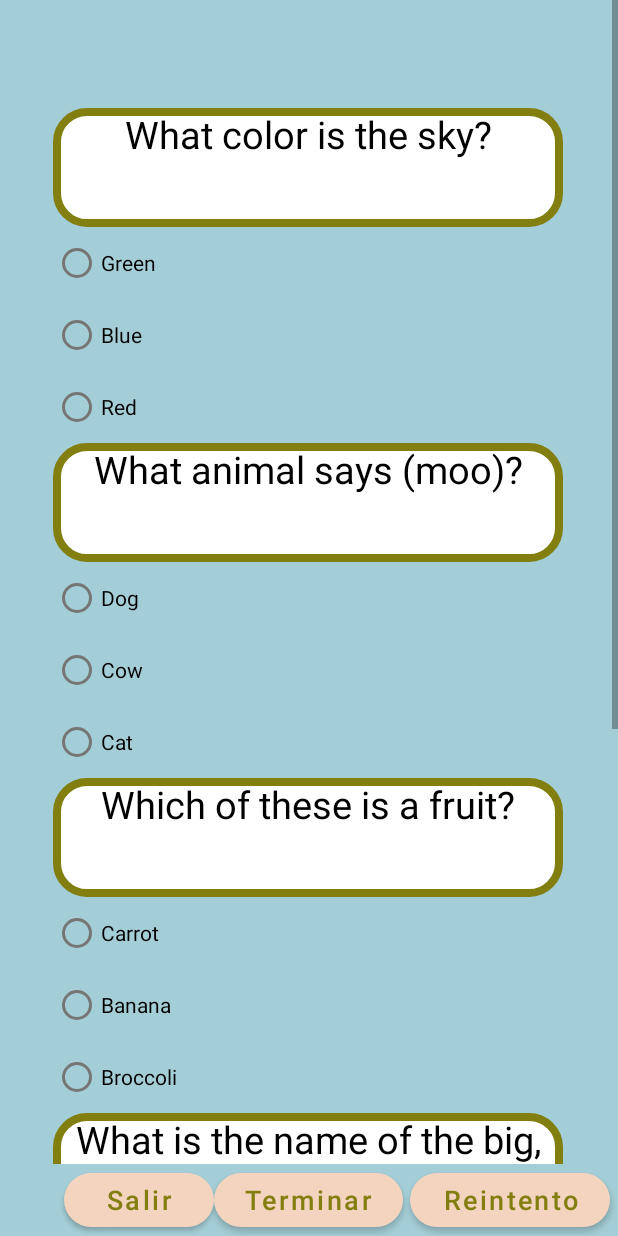
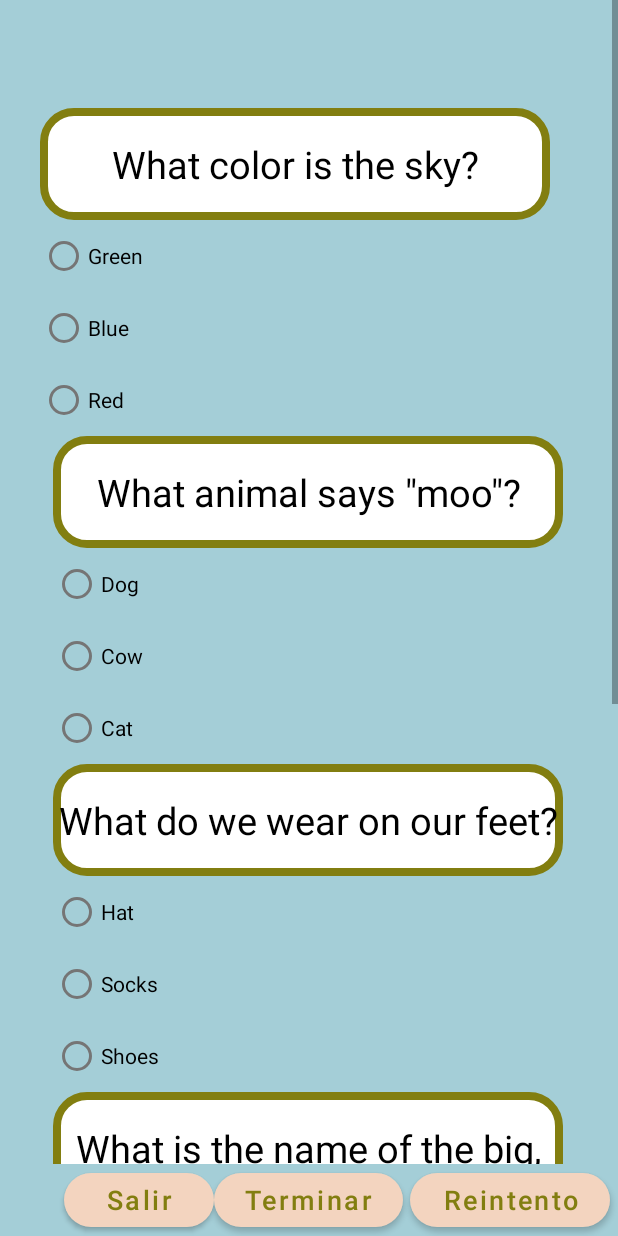
Before and after one commit to kimserrano/LinguaShake, an Android app: the Cuestionario screen opened directly, with no data from a screen before it, on a phone screen of 412 x 824 dp. Run offline under Robolectric (Android 15) with nearby library versions, the phone set to English and light mode, and no system bars.

Commit message:
Cuestionario Ingles Base de datos

```diff
--- a/app/src/main/java/equipo/flashcards/linguashake/Cuestionario.java
+++ b/app/src/main/java/equipo/flashcards/linguashake/Cuestionario.java
@@ -6,13 +6,23 @@ import android.os.Bundle;
 import android.widget.Button;
 import android.widget.RadioButton;
 import android.widget.RadioGroup;
+import android.widget.TextView;
 import android.widget.Toast;
 
 import androidx.appcompat.app.AlertDialog;
 import androidx.appcompat.app.AppCompatActivity;
 
+import java.util.List;
+
 public class Cuestionario extends AppCompatActivity {
     private int respuestasCorrectas = 0;
+    private int r1 = 0;
+    private int r2 = 0;
+    private int r3 = 0;
+    private int r4 = 0;
+    private int r5 = 0;
+    private DatabaseHelper databaseHelper;
+
     @Override
     protected void onCreate(Bundle savedInstanceState) {
         super.onCreate(savedInstanceState);
@@ -21,6 +31,7 @@ public class Cuestionario extends AppCompatActivity {
         Button btnTarjeta = findViewById(R.id.guardar_button);
         Button btnSalir = findViewById(R.id.salir);
         Button btnReintento = findViewById(R.id.reintento);
+        databaseHelper = new DatabaseHelper(this);
         btnTarjeta.setOnClickListener(view ->{
             if (todasLasOpcionesSeleccionadas()) {
                 // Calculamos las respuestas correctas antes de mostrar el resultado
@@ -41,6 +52,7 @@ public class Cuestionario extends AppCompatActivity {
             // Deseleccionar todos los RadioButtons y restablecer el color
             deseleccionarRadioButtons();
         });
+        crearCuestionario();
     }
     private void mostrarResultado() {
         String mensaje = "Respuestas correctas: " + respuestasCorrectas;
@@ -54,6 +66,66 @@ public class Cuestionario extends AppCompatActivity {
                 .setPositiveButton("OK", null)
                 .show();
 
+    }
+    private void crearCuestionario(){
+        List<Pregunta> listaPreguntas= databaseHelper.obtenerPreguntasAleatorias();
+        int vuelta=1;
+        for (Pregunta a :listaPreguntas){
+            if (vuelta==1){
+                TextView pregunta1= findViewById(R.id.pregunta1);
+                pregunta1.setText(a.getTextoPregunta());
+                RadioButton op1 = findViewById(R.id.opcion1_radio_button);
+                op1.setText(a.getOpcion1());
+                RadioButton op2 = findViewById(R.id.opcion2_radio_button);
+                op2.setText(a.getOpcion2());
+                RadioButton op3 = findViewById(R.id.opcion3_radio_button);
+                op3.setText(a.getOpcion3());
+                r1=a.getRespuesta();
+            }
+            if (vuelta==2){
+                TextView pregunta2= findViewById(R.id.pregunta2);
+                pregunta2.setText(a.getTextoPregunta());
+                RadioButton op1 = findViewById(R.id.opcion1_radio_button2);
+                op1.setText(a.getOpcion1());
+                RadioButton op2 = findViewById(R.id.opcion2_radio_button2);
+                op2.setText(a.getOpcion2());
+                RadioButton op3 = findViewById(R.id.opcion3_radio_button2);
+                op3.setText(a.getOpcion3());
+                r2=a.getRespuesta();
+            }
+            if (vuelta==3){
+                TextView pregunta3= findViewById(R.id.pregunta3);
+                pregunta3.setText(a.getTextoPregunta());
+                RadioButton op1 = findViewById(R.id.opcion1_radio_button3);
+                op1.setText(a.getOpcion1());
+                RadioButton op2 = findViewById(R.id.opcion2_radio_button3);
+                op2.setText(a.getOpcion2());
+                RadioButton op3 = findViewById(R.id.opcion3_radio_button3);
+                op3.setText(a.getOpcion3());
+                r3=a.getRespuesta();
+            }if (vuelta==4){
+                TextView pregunta4= findViewById(R.id.pregunta4);
+                pregunta4.setText(a.getTextoPregunta());
+                RadioButton op1 = findViewById(R.id.opcion1_radio_button4);
+                op1.setText(a.getOpcion1());
+                RadioButton op2 = findViewById(R.id.opcion2_radio_button4);
+                op2.setText(a.getOpcion2());
+                RadioButton op3 = findViewById(R.id.opcion3_radio_button4);
+                op3.setText(a.getOpcion3());
+                r4=a.getRespuesta();
+            }if (vuelta==5){
+                TextView pregunta5= findViewById(R.id.pregunta5);
+                pregunta5.setText(a.getTextoPregunta());
+                RadioButton op1 = findViewById(R.id.opcion1_radio_button5);
+                op1.setText(a.getOpcion1());
+                RadioButton op2 = findViewById(R.id.opcion2_radio_button5);
+                op2.setText(a.getOpcion2());
+                RadioButton op3 = findViewById(R.id.opcion3_radio_button5);
+                op3.setText(a.getOpcion3());
+                r5=a.getRespuesta();
+            }
+            vuelta++;
+        }
     }
     private boolean todasLasOpcionesSeleccionadas() {
         RadioGroup opcionesGrupo1 = findViewById(R.id.opciones_radio_group);
@@ -70,30 +142,26 @@ public class Cuestionario extends AppCompatActivity {
     }
     private void calcularRespuestasCorrectas() {
         // Verificar respuestas correctas para la pregunta 1
-        RadioButton radioButtonCorrectoPregunta1 = findViewById(R.id.opcion2_radio_button); // Segundo RadioButton
-        verificarRespuestaCorrecta(radioButtonCorrectoPregunta1, R.id.opcion1_radio_button, R.id.opcion2_radio_button, R.id.opcion3_radio_button);
+        verificarRespuestaCorrecta(r1, R.id.opcion1_radio_button, R.id.opcion2_radio_button, R.id.opcion3_radio_button);
 
         // Verificar respuestas correctas para la pregunta 2
-        RadioButton radioButtonCorrectoPregunta2 = findViewById(R.id.opcion2_radio_button2); // Primer RadioButton
-        verificarRespuestaCorrecta(radioButtonCorrectoPregunta2, R.id.opcion1_radio_button2, R.id.opcion2_radio_button2, R.id.opcion3_radio_button2);
+        verificarRespuestaCorrecta(r2, R.id.opcion1_radio_button2, R.id.opcion2_radio_button2, R.id.opcion3_radio_button2);
 
         // Verificar respuestas correctas para la pregunta 3
-        RadioButton radioButtonCorrectoPregunta3 = findViewById(R.id.opcion2_radio_button3); // Tercer RadioButton
-        verificarRespuestaCorrecta(radioButtonCorrectoPregunta3, R.id.opcion1_radio_button3, R.id.opcion2_radio_button3, R.id.opcion3_radio_button3);
+        verificarRespuestaCorrecta(r3, R.id.opcion1_radio_button3, R.id.opcion2_radio_button3, R.id.opcion3_radio_button3);
 
         // Verificar respuestas correctas para la pregunta 4
-        RadioButton radioButtonCorrectoPregunta4 = findViewById(R.id.opcion3_radio_button4); // Segundo RadioButton
-        verificarRespuestaCorrecta(radioButtonCorrectoPregunta4, R.id.opcion1_radio_button4, R.id.opcion2_radio_button4, R.id.opcion3_radio_button4);
+        verificarRespuestaCorrecta(r4, R.id.opcion1_radio_button4, R.id.opcion2_radio_button4, R.id.opcion3_radio_button4);
 
         // Verificar respuestas correctas para la pregunta 5
-        RadioButton radioButtonCorrectoPregunta5 = findViewById(R.id.opcion2_radio_button5); // Tercer RadioButton
-        verificarRespuestaCorrecta(radioButtonCorrectoPregunta5, R.id.opcion1_radio_button5, R.id.opcion2_radio_button5, R.id.opcion3_radio_button5);
+        verificarRespuestaCorrecta(r5, R.id.opcion1_radio_button5, R.id.opcion2_radio_button5, R.id.opcion3_radio_button5);
     }
-    private void verificarRespuestaCorrecta(RadioButton radioButtonCorrecto, int... radioButtonIds) {
+    private void verificarRespuestaCorrecta(int correcta, int... radioButtonIds) {
+        int vuelta=1;
         for (int id : radioButtonIds) {
             RadioButton radioButton = findViewById(id);
             if (radioButton.isChecked()) {
-                if (radioButton == radioButtonCorrecto) {
+                if (vuelta == correcta) {
                     respuestasCorrectas++; // Incrementa el contador si la respuesta es correcta
                     radioButton.setBackgroundColor(Color.GREEN); // Cambia el color de fondo a verde si es correcta
                 } else {
@@ -101,6 +169,7 @@ public class Cuestionario extends AppCompatActivity {
                 }
                 break;
             }
+            vuelta++;
         }
     }
     private void deseleccionarRadioButtons() {
--- a/app/src/main/java/equipo/flashcards/linguashake/DatabaseHelper.java
+++ b/app/src/main/java/equipo/flashcards/linguashake/DatabaseHelper.java
@@ -11,6 +11,7 @@ import android.util.Log;
 import androidx.annotation.Nullable;
 
 import java.util.ArrayList;
+import java.util.Collections;
 import java.util.List;
 
 public class DatabaseHelper extends SQLiteOpenHelper {
@@ -20,7 +21,7 @@ public class DatabaseHelper extends SQLiteOpenHelper {
     // constructor para crear la base, se le pasa el 1 para las versiones
     public DatabaseHelper(@Nullable Context context) {
 
-        super(context, "LinguaShake.db", null, 1);
+        super(context, "LinguaShake.db", null, 2);
         // para ver la ruta de la bd
         Log.d("DatabaseHelper", "Database created or opened at path: " + context.getDatabasePath(databaseName));
     }
@@ -33,19 +34,115 @@ public class DatabaseHelper extends SQLiteOpenHelper {
 
         // tabla para las tarjetas, tiene id, frase y la traduccion que es la respuesta
         db.execSQL("create Table flashcards(id INTEGER PRIMARY KEY AUTOINCREMENT, frase TEXT, respuesta TEXT, idioma TEXT)");
+        db.execSQL("create Table questions(id INTEGER PRIMARY KEY AUTOINCREMENT, pregunta TEXT,opcion1 TEXT,opcion2 TEXT,opcion3 TEXT, respuesta INTEGER, idioma TEXT)");
 
         // descomentareen la linea 35 para que se inserten los datos de las tarjetas, si no no les va a aparecer contenido
         insertarDatosDeEjemplo(db);
+        insertarDatosDeEjemploPreguntas(db);
     }
 
     @Override
     public void onUpgrade(SQLiteDatabase db, int oldVersion, int newVersion) {
         // si la version cambia, elimina la base para asi poder actualizar la estructura
-    db.execSQL("drop Table if exists allusers");
+        db.execSQL("drop Table if exists allusers");
         db.execSQL("drop Table if exists flashcards");
+        db.execSQL("drop Table if exists questions");
         onCreate(db);
     }
+    // Método para obtener 5 preguntas aleatorias sin repetición
+    public List<Pregunta> obtenerPreguntasAleatorias() {
+        SQLiteDatabase db = this.getWritableDatabase();
+        List<Pregunta> preguntas = new ArrayList<>();
 
+        // Obtener el número total de preguntas en la base de datos
+        int totalPreguntas = obtenerTotalPreguntas(db);
+
+        if (totalPreguntas < 5) {
+            return preguntas; // No hay suficientes preguntas en la base de datos
+        }
+
+        // Crear una lista con los índices de todas las preguntas en la base de datos
+        List<Integer> indices = new ArrayList<>();
+        for (int i = 1; i <= totalPreguntas; i++) {
+            indices.add(i);
+        }
+
+        // Mezclar los índices para obtener un orden aleatorio
+        Collections.shuffle(indices);
+
+        // Seleccionar las primeras 5 preguntas aleatorias
+        for (int i = 0; i < 5; i++) {
+            int indice = indices.get(i);
+            Pregunta pregunta = obtenerPreguntaPorIndice(indice);
+            preguntas.add(pregunta);
+        }
+
+        return preguntas;
+    }
+    private Pregunta obtenerPreguntaPorIndice( int indice) {
+        Cursor cursor =null;
+        Pregunta pregunta = null;
+        SQLiteDatabase db = this.getReadableDatabase();
+        try {
+            cursor = db.rawQuery("SELECT * FROM questions WHERE id = ?", new String[]{String.valueOf(indice)});
+
+            if (cursor != null && cursor.moveToFirst()) {
+                int idIndex = cursor.getColumnIndex("id");
+                int textoPreguntaIndex = cursor.getColumnIndex("pregunta");
+                int opcion1Index = cursor.getColumnIndex("opcion1");
+                int opcion2Index = cursor.getColumnIndex("opcion2");
+                int opcion3Index = cursor.getColumnIndex("opcion3");
+                int respuestaIndex = cursor.getColumnIndex("respuesta");
+                int idiomaIndex = cursor.getColumnIndex("idioma");
+
+                int id = cursor.getInt(idIndex);
+                String textoPregunta = cursor.getString(textoPreguntaIndex);
+                String opcion1 = cursor.getString(opcion1Index);
+                String opcion2 = cursor.getString(opcion2Index);
+                String opcion3 = cursor.getString(opcion3Index);
+                int respuesta = cursor.getInt(respuestaIndex);
+                String idioma = cursor.getString(idiomaIndex);
+                pregunta = new Pregunta(id, textoPregunta, opcion1, opcion2, opcion3, respuesta, idioma);
+            }
+        }catch (Exception e){
+
+        }
+        cursor.close();
+        return pregunta;
+    }
+    // Método para obtener el número total de preguntas en la base de datos
+    private int obtenerTotalPreguntas(SQLiteDatabase db) {
+        String query = "SELECT COUNT(*) FROM questions";
+        Cursor cursor = db.rawQuery(query, null);
+        int total = 0;
+        if (cursor.moveToFirst()) {
+            total = cursor.getInt(0);
+        }
+        cursor.close();
+        return total;
+    }
+    private void insertarDatosDeEjemploPreguntas(SQLiteDatabase db) {
+        // Pregunta 1
+        insertarPregunta(db, "What color is the sky?", "Green", "Blue", "Red", 2, "ingles");
+        // Pregunta 2
+        insertarPregunta(db, "What animal says \"moo\"?", "Dog", "Cow", "Cat", 2, "ingles");
+        // Pregunta 3
+        insertarPregunta(db, "Which of these is a fruit?", "Carrot", "Banana", "Broccoli", 2, "ingles");
+        // Pregunta 4
+        insertarPregunta(db, "What is the name of the big, yellow celestial body that shines in the sky during the day?", "Moon", "Star", "Sun", 3, "ingles");
+        // Pregunta 5
+        insertarPregunta(db, "What do we use to brush our teeth?", "Spoon", "Toothbrush", "Fork", 2, "ingles");
+        // Pregunta 6
+        insertarPregunta(db, "Which animal has a long trunk?", "Elephant", "Giraffe", "Lion", 1, "ingles");
+        // Pregunta 7
+        insertarPregunta(db, "What is the opposite of cold?", "Hot", "Warm", "Cool", 1, "ingles");
+        // Pregunta 8
+        insertarPregunta(db, "Which of these is a type of transport that flies in the sky?", "Car", "Boat", "Plane", 3, "ingles");
+        // Pregunta 9
+        insertarPregunta(db, "What do we use to write on paper?", "Pencil", "Spoon", "Plate", 1, "ingles");
+        // Pregunta 10
+        insertarPregunta(db, "What do we wear on our feet?", "Hat", "Socks", "Shoes", 3, "ingles");
+    }
     // para insertar un usuario
     public Boolean insertData (String email, String password){
         SQLiteDatabase MyDatabase = this.getWritableDatabase();
@@ -62,7 +159,16 @@ public class DatabaseHelper extends SQLiteOpenHelper {
             return true;
         }
     }
-
+    private void insertarPregunta(SQLiteDatabase db, String pregunta, String opcion1, String opcion2, String opcion3, int respuesta, String idioma) {
+        ContentValues contentValues = new ContentValues();
+        contentValues.put("pregunta", pregunta);
+        contentValues.put("opcion1", opcion1);
+        contentValues.put("opcion2", opcion2);
+        contentValues.put("opcion3", opcion3);
+        contentValues.put("respuesta", respuesta);
+        contentValues.put("idioma", idioma);
+        db.insert("questions", null, contentValues);
+    }
     // para ver si un email existe
     public Boolean checkEmail(String email){
         SQLiteDatabase MyDatabase = this.getWritableDatabase();
--- /dev/null
+++ b/app/src/main/java/equipo/flashcards/linguashake/Pregunta.java
@@ -0,0 +1,49 @@
+package equipo.flashcards.linguashake;
+
+public class Pregunta {
+    private int id;
+    private String textoPregunta;
+    private String opcion1;
+    private String opcion2;
+    private String opcion3;
+    private int respuesta;
+    private String idioma;
+
+    public Pregunta(int id, String textoPregunta, String opcion1, String opcion2, String opcion3, int respuesta, String idioma) {
+        this.id = id;
+        this.textoPregunta = textoPregunta;
+        this.opcion1 = opcion1;
+        this.opcion2 = opcion2;
+        this.opcion3 = opcion3;
+        this.respuesta = respuesta;
+        this.idioma = idioma;
+    }
+
+    public int getId() {
+        return id;
+    }
+
+    public String getTextoPregunta() {
+        return textoPregunta;
+    }
+
+    public String getOpcion1() {
+        return opcion1;
+    }
+
+    public String getOpcion2() {
+        return opcion2;
+    }
+
+    public String getOpcion3() {
+        return opcion3;
+    }
+
+    public int getRespuesta() {
+        return respuesta;
+    }
+
+    public String getIdioma() {
+        return idioma;
+    }
+}
--- a/app/src/main/res/layout/activity_cuestionario.xml
+++ b/app/src/main/res/layout/activity_cuestionario.xml
@@ -21,13 +21,16 @@
         app:layout_constraintVertical_bias="0.0">
 
         <androidx.constraintlayout.widget.ConstraintLayout
+            android:id="@+id/cuestionario"
             android:layout_width="match_parent"
             android:layout_height="wrap_content">
 
             <TextView
                 android:id="@+id/pregunta1"
                 android:layout_width="340dp"
-                android:layout_height="79dp"
+                android:layout_height="wrap_content"
+                android:paddingTop="20dp"
+                android:paddingBottom="20dp"
                 android:layout_marginTop="72dp"
                 android:background="@drawable/verde_border"
                 android:text="What color is the sky?"
@@ -35,10 +38,9 @@
                 android:textColor="@color/black"
                 android:textSize="25sp"
                 app:layout_constraintEnd_toEndOf="parent"
-                app:layout_constraintHorizontal_bias="0.492"
+                app:layout_constraintHorizontal_bias="0.366"
                 app:layout_constraintStart_toStartOf="parent"
-                app:layout_constraintTop_toTopOf="parent">
-            </TextView>
+                app:layout_constraintTop_toTopOf="parent"></TextView>
 
             <RadioGroup
                 android:id="@+id/opciones_radio_group"
@@ -70,12 +72,15 @@
             <TextView
                 android:id="@+id/pregunta2"
                 android:layout_width="340dp"
-                android:layout_height="79dp"
+                android:layout_height="wrap_content"
+                android:paddingTop="20dp"
+                android:paddingBottom="20dp"
                 android:background="@drawable/verde_border"
                 android:text="What animal says (moo)?"
-                android:textAlignment="center"
                 android:textColor="@color/black"
                 android:textSize="25sp"
+                android:textAlignment="center"
+
                 app:layout_constraintEnd_toEndOf="parent"
                 app:layout_constraintHorizontal_bias="0.492"
                 app:layout_constraintStart_toStartOf="parent"
@@ -113,7 +118,9 @@
             <TextView
                 android:id="@+id/pregunta3"
                 android:layout_width="340dp"
-                android:layout_height="79dp"
+                android:layout_height="wrap_content"
+                android:paddingTop="20dp"
+                android:paddingBottom="20dp"
                 android:background="@drawable/verde_border"
                 android:text="Which of these is a fruit?"
                 android:textAlignment="center"
@@ -156,7 +163,9 @@
             <TextView
                 android:id="@+id/pregunta4"
                 android:layout_width="340dp"
-                android:layout_height="129dp"
+                android:layout_height="wrap_content"
+                android:paddingTop="20dp"
+                android:paddingBottom="20dp"
                 android:background="@drawable/verde_border"
                 android:text="What is the name of the big, yellow celestial body that shines in the sky during the day?"
                 android:textAlignment="center"
@@ -199,7 +208,9 @@
             <TextView
                 android:id="@+id/pregunta5"
                 android:layout_width="340dp"
-                android:layout_height="79dp"
+                android:layout_height="wrap_content"
+                android:paddingTop="20dp"
+                android:paddingBottom="20dp"
                 android:background="@drawable/verde_border"
                 android:text="What do we use to brush our teeth?"
                 android:textAlignment="center"
@@ -238,6 +249,7 @@
                     android:layout_height="wrap_content"
                     android:text="Fork" />
             </RadioGroup>
+
         </androidx.constraintlayout.widget.ConstraintLayout>
     </ScrollView>
     <Button
--- a/app/src/main/res/layout/activity_seleccionar_idioma_cuestionario.xml
+++ b/app/src/main/res/layout/activity_seleccionar_idioma_cuestionario.xml
@@ -43,7 +43,17 @@
             android:theme="@style/ButtonTheme.RosaBajito"
             android:layout_marginTop="30dp"
             app:cornerRadius="30dp"/>
-
+        <Button
+            android:layout_width="match_parent"
+            android:layout_height="70dp"
+            android:text="Chino mandarín"
+            android:textAllCaps="false"
+            android:id="@+id/chino_button"
+            android:textSize="18sp"
+            android:textColor="@color/black"
+            android:theme="@style/ButtonTheme.RosaBajito"
+            android:layout_marginTop="30dp"
+            app:cornerRadius="30dp"/>
 
 
     </LinearLayout>
```
